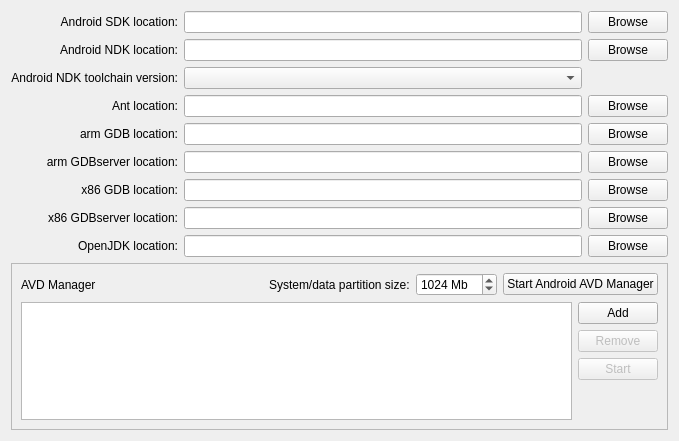
This is src/plugins/android/androidsettingswidget.ui in qt-creator/qt-creator as Qt 5 draws it before an edit. The edited form follows.
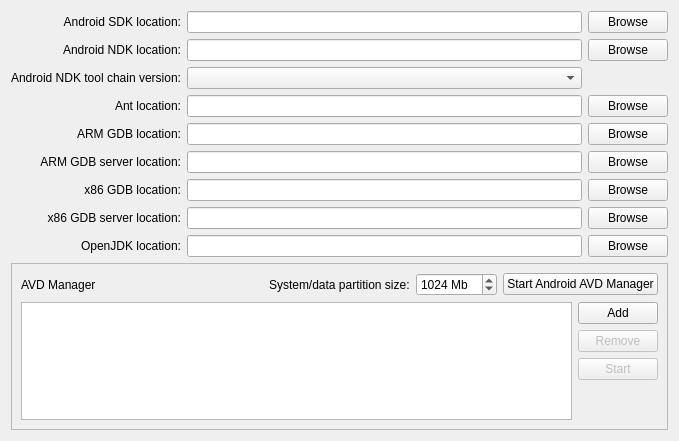
This is the edited form.

Commit message: Android: check UI text for style and grammar

The edit to the form file:
```diff
--- a/src/plugins/android/androidsettingswidget.ui
+++ b/src/plugins/android/androidsettingswidget.ui
@@ -59,7 +59,7 @@
      <item row="2" column="0">
       <widget class="QLabel" name="NDKToolchainVersionLabel">
        <property name="text">
-        <string>Android NDK toolchain version:</string>
+        <string>Android NDK tool chain version:</string>
        </property>
        <property name="alignment">
         <set>Qt::AlignRight|Qt::AlignTrailing|Qt::AlignVCenter</set>
@@ -92,7 +92,7 @@
      <item row="4" column="0">
       <widget class="QLabel" name="GdbLocationLabel">
        <property name="text">
-        <string>arm GDB location:</string>
+        <string>ARM GDB location:</string>
        </property>
        <property name="alignment">
         <set>Qt::AlignRight|Qt::AlignTrailing|Qt::AlignVCenter</set>
@@ -112,7 +112,7 @@
      <item row="5" column="0">
       <widget class="QLabel" name="GdbserverLocationLabel">
        <property name="text">
-        <string>arm GDBserver location:</string>
+        <string>ARM GDB server location:</string>
        </property>
        <property name="alignment">
         <set>Qt::AlignRight|Qt::AlignTrailing|Qt::AlignVCenter</set>
@@ -152,7 +152,7 @@
      <item row="7" column="0">
       <widget class="QLabel" name="GdbserverLocationLabelx86">
        <property name="text">
-        <string>x86 GDBserver location:</string>
+        <string>x86 GDB server location:</string>
        </property>
        <property name="alignment">
         <set>Qt::AlignRight|Qt::AlignTrailing|Qt::AlignVCenter</set>
```
The commit also changes 11 other files.
